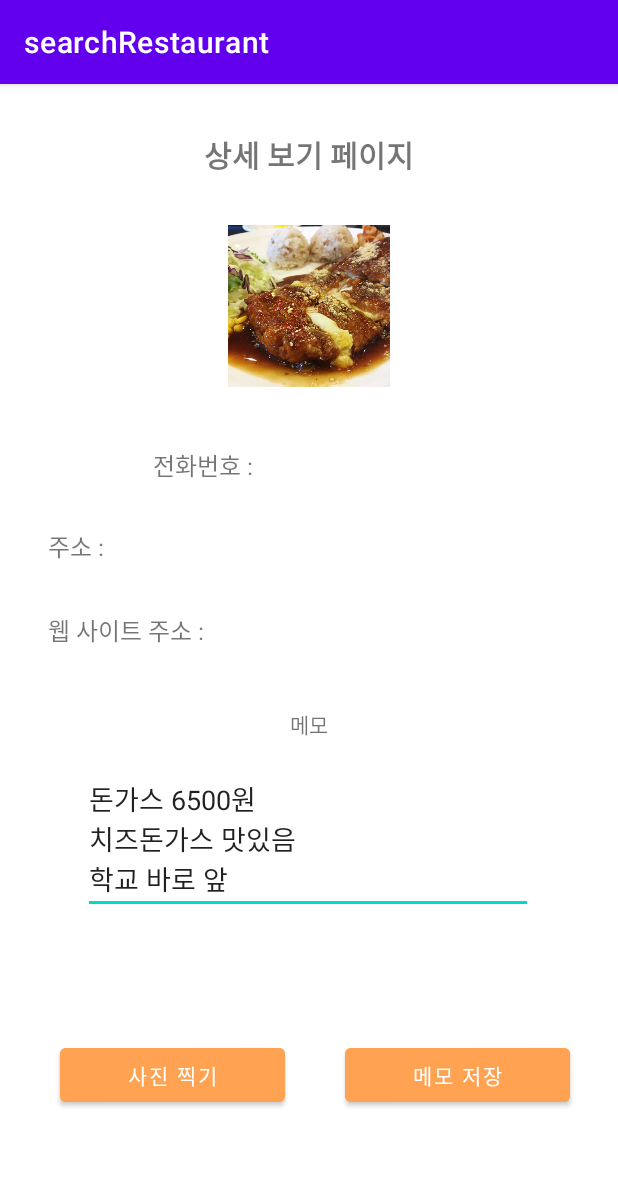
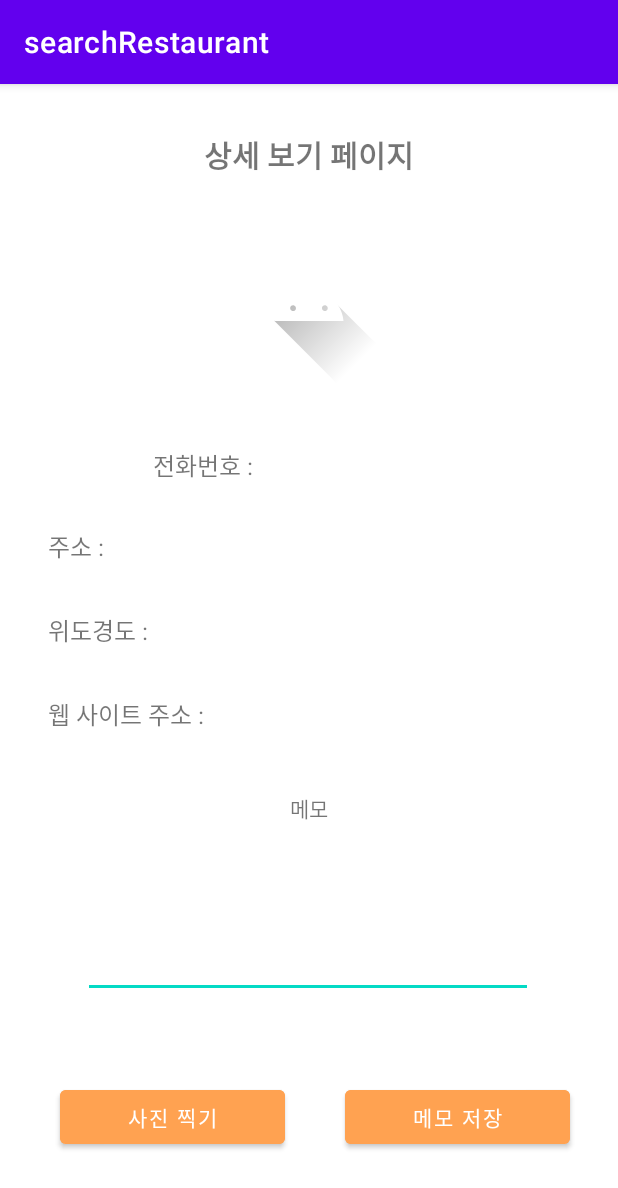
Before and after one commit to myhuon/searchRestaurant, an Android app: the DetailViewActivity screen opened directly, with no data from a screen before it, on a phone screen of 412 x 824 dp. Shown: the top 1188 px of the screen. Run offline under Robolectric (Android 15) with nearby library versions, the phone set to English and light mode, and no system bars; 2 statements that could not run were skipped.

Commit message:
ui 전체적 수정

```diff
--- a/app/src/main/res/layout/activity_detail_view.xml
+++ b/app/src/main/res/layout/activity_detail_view.xml
@@ -26,7 +26,7 @@
         app:layout_constraintEnd_toEndOf="parent"
         app:layout_constraintStart_toStartOf="parent"
         app:layout_constraintTop_toBottomOf="@+id/textView5"
-        app:srcCompat="@mipmap/example_foreground" />
+        app:srcCompat="@drawable/ic_launcher_foreground" />
 
     <TextView
         android:id="@+id/tvName_Detail"
@@ -34,7 +34,7 @@
         android:layout_height="wrap_content"
         android:layout_marginStart="32dp"
         android:layout_marginTop="40dp"
-        android:text="토리돈가스"
+        android:text="기관명"
         android:textSize="16sp"
         android:textStyle="bold"
         app:layout_constraintStart_toStartOf="parent"
@@ -57,7 +57,7 @@
         android:layout_height="wrap_content"
         android:layout_marginStart="8dp"
         android:layout_marginTop="40dp"
-        android:text="02-919-9617"
+        android:text="023334444"
         android:textSize="16sp"
         app:layout_constraintStart_toEndOf="@+id/textView8"
         app:layout_constraintTop_toBottomOf="@+id/ivDetail" />
@@ -79,8 +79,8 @@
         android:layout_height="wrap_content"
         android:layout_marginStart="8dp"
         android:layout_marginTop="32dp"
-        android:text="서울 성북구 화랑로13길 24"
         android:textSize="16sp"
+        android:text="TextView"
         app:layout_constraintStart_toEndOf="@+id/textView10"
         app:layout_constraintTop_toBottomOf="@+id/tvName_Detail" />
 
@@ -92,7 +92,6 @@
         android:layout_marginTop="32dp"
         android:text="위도경도 :"
         android:textSize="16sp"
-        android:visibility="gone"
         app:layout_constraintStart_toStartOf="parent"
         app:layout_constraintTop_toBottomOf="@+id/textView10" />
 
@@ -102,9 +101,8 @@
         android:layout_height="wrap_content"
         android:layout_marginStart="8dp"
         android:layout_marginTop="32dp"
+        android:textSize="16sp"
         android:text="TextView"
-        android:textSize="16sp"
-        android:visibility="gone"
         app:layout_constraintStart_toEndOf="@+id/textView14"
         app:layout_constraintTop_toBottomOf="@+id/textView10" />
 
@@ -149,8 +147,8 @@
         android:layout_height="wrap_content"
         android:layout_marginStart="8dp"
         android:layout_marginTop="32dp"
-        android:text="없음"
         android:textSize="16sp"
+        android:text="TextView"
         app:layout_constraintStart_toEndOf="@+id/textView12"
         app:layout_constraintTop_toBottomOf="@+id/textView14" />
 
@@ -172,7 +170,6 @@
         android:ems="10"
         android:gravity="start|top"
         android:inputType="textMultiLine"
-        android:text="돈가스 6500원\n치즈돈가스 맛있음\n학교 바로 앞"
         app:layout_constraintEnd_toEndOf="parent"
         app:layout_constraintHorizontal_bias="0.497"
         app:layout_constraintStart_toStartOf="parent"
--- a/app/src/main/res/layout/activity_search_restaurant.xml
+++ b/app/src/main/res/layout/activity_search_restaurant.xml
@@ -39,7 +39,7 @@
         android:backgroundTint="@color/btnColor"
         android:onClick="onClick"
         android:text="근처 음식점 찾기"
-        android:visibility="visible"
+        android:visibility="gone"
         app:layout_constraintStart_toStartOf="parent"
         app:layout_constraintTop_toBottomOf="@+id/etSearch" />
 
--- a/app/src/main/res/layout/search_list_layout.xml
+++ b/app/src/main/res/layout/search_list_layout.xml
@@ -61,6 +61,7 @@
         android:layout_marginTop="16dp"
         android:layout_marginEnd="60dp"
         android:background="@drawable/heart_btn"
+        android:visibility="gone"
         app:layout_constraintEnd_toEndOf="parent"
         app:layout_constraintTop_toBottomOf="@+id/tvPhone" />
 
```
